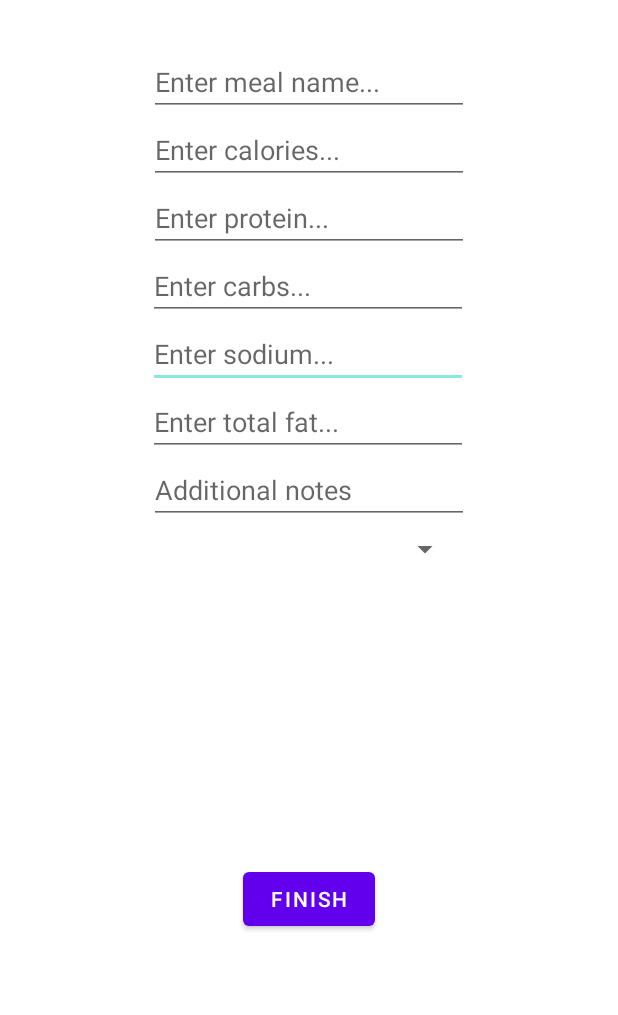
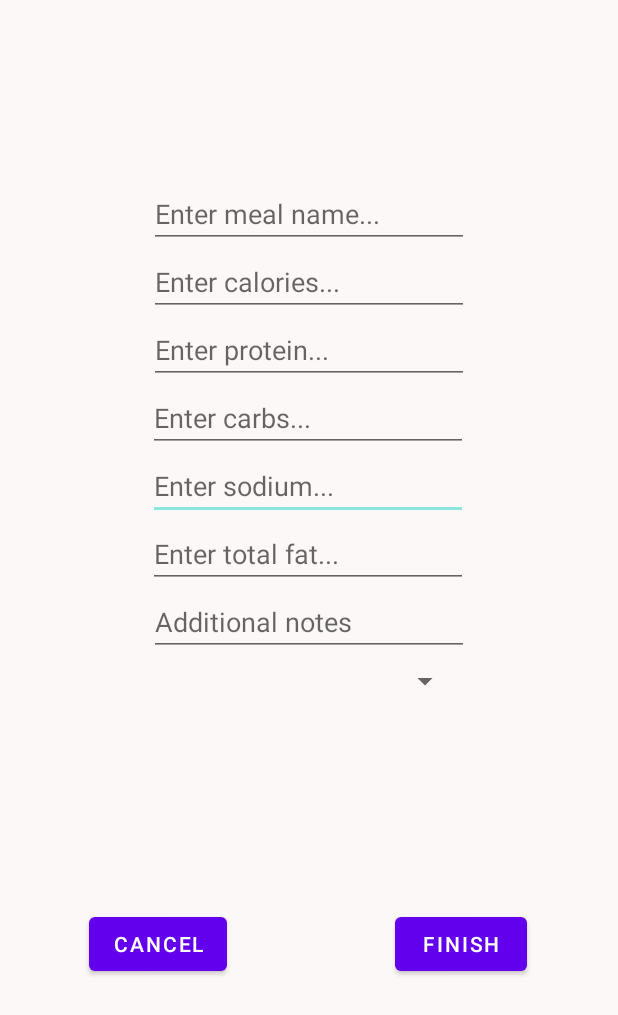
Before and after one commit to dimavrem22/Muscle-Map-Android-App, an Android app: the layout fragment_diet_enter_meal.xml on its own in the app's theme, with its tools: preview values and no code run, on a phone screen of 412 x 824 dp. Shown: the top 1015 px of the screen. Run offline under Robolectric (Android 15) with nearby library versions, the phone set to English and light mode, and no system bars.

```diff
--- a/app/src/main/res/layout/fragment_diet_enter_meal.xml
+++ b/app/src/main/res/layout/fragment_diet_enter_meal.xml
@@ -5,7 +5,7 @@
     android:id="@+id/dietEnterMealLayout"
     android:layout_width="match_parent"
     android:layout_height="match_parent"
-    android:background="#FFFFFF"
+    android:background="#FDF8F8"
     tools:context=".DietEnterMealFragment">
 
     <EditText
@@ -39,15 +39,16 @@
         android:layout_marginBottom="8dp"
         android:text="Finish"
         app:layout_constraintBottom_toBottomOf="parent"
-        app:layout_constraintEnd_toEndOf="parent"
-        app:layout_constraintStart_toStartOf="parent"
-        app:layout_constraintTop_toBottomOf="@+id/spinnerMealType" />
+        app:layout_constraintEnd_toEndOf="@+id/spinnerMealType"
+        app:layout_constraintStart_toEndOf="@+id/spinnerMealType"
+        app:layout_constraintTop_toBottomOf="@+id/spinnerMealType"
+        app:layout_constraintVertical_bias="0.454" />
 
     <EditText
         android:id="@+id/editTextMealName"
         android:layout_width="wrap_content"
         android:layout_height="wrap_content"
-        android:layout_marginTop="32dp"
+        android:layout_marginTop="120dp"
         android:ems="10"
         android:hint="Enter meal name..."
         android:inputType="textPersonName"
@@ -108,4 +109,14 @@
         app:layout_constraintStart_toStartOf="parent"
         app:layout_constraintTop_toBottomOf="@+id/editTextMealAdditionalNotes" />
 
+    <Button
+        android:id="@+id/new_meal_cancel_button"
+        android:layout_width="wrap_content"
+        android:layout_height="wrap_content"
+        android:text="Cancel"
+        app:layout_constraintBottom_toBottomOf="@+id/buttonFinishEnterMeal"
+        app:layout_constraintEnd_toStartOf="@+id/spinnerMealType"
+        app:layout_constraintStart_toStartOf="@+id/spinnerMealType"
+        app:layout_constraintTop_toTopOf="@+id/buttonFinishEnterMeal" />
+
 </androidx.constraintlayout.widget.ConstraintLayout>
```
Also changed, not shown: app/src/main/java/com/example/cs4520project/DietEnterMealFragment.java (+13 -1 lines), app/src/main/java/com/example/cs4520project/DietLogFragment.java (+25 -2 lines), app/src/main/java/com/example/cs4520project/MainActivity.java (+8 -2 lines), app/src/main/java/com/example/cs4520project/ProfileFragment.java (+16 -1 lines), app/src/main/res/layout/fragment_profile.xml (+10 -0 lines).
